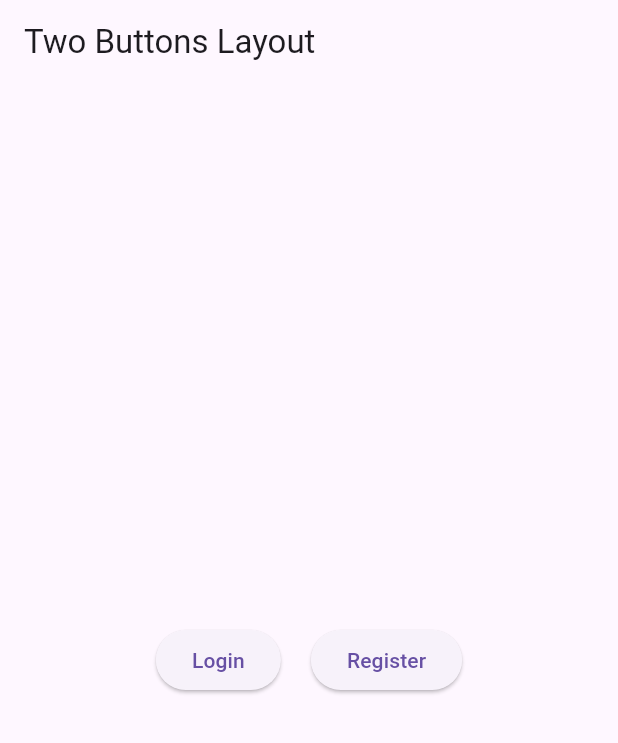
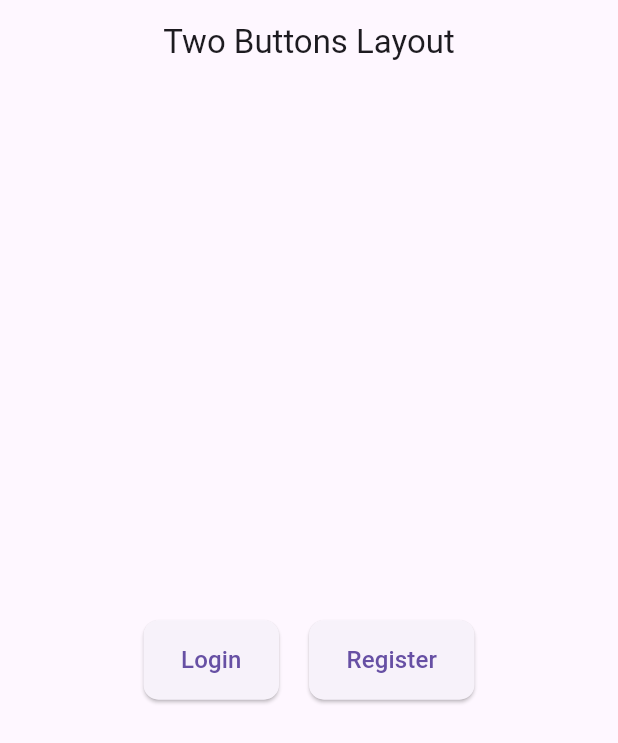
Before and after one commit to PragyaDubey12/login_screen_app, a Flutter app: the screen it shows after launch, on a phone screen of 412 x 824 dp. Shown: the top 743 px of the screen. Run offline on Flutter 3.47's test engine with Material 3 defaults, Android fonts, the phone set to English and light mode, and no system bars.

Commit message:
Initial commit

```diff
--- a/lib/main.dart
+++ b/lib/main.dart
@@ -7,10 +7,7 @@ void main() {
 class MyApp extends StatelessWidget {
   @override
   Widget build(BuildContext context) {
-    return MaterialApp(
-      debugShowCheckedModeBanner: false,
-      home: HomeScreen(),
-    );
+    return MaterialApp(debugShowCheckedModeBanner: false, home: HomeScreen());
   }
 }
 
@@ -20,6 +17,7 @@ class HomeScreen extends StatelessWidget {
     return Scaffold(
       appBar: AppBar(
         title: Text("Two Buttons Layout"),
+        centerTitle: true, // small change
       ),
       body: Center(
         child: Container(
@@ -31,16 +29,28 @@ class HomeScreen extends StatelessWidget {
                 onPressed: () {
                   print("Login button pressed");
                 },
-                child: Text("Login"),
+                style: ElevatedButton.styleFrom(
+                  padding: EdgeInsets.symmetric(horizontal: 25, vertical: 15),
+                  shape: RoundedRectangleBorder(
+                    borderRadius: BorderRadius.circular(10),
+                  ),
+                ),
+                child: Text("Login", style: TextStyle(fontSize: 16)),
               ),
 
-              SizedBox(width: 20), // Space between buttons
+              SizedBox(width: 20),
 
               ElevatedButton(
                 onPressed: () {
                   print("Register button pressed");
                 },
-                child: Text("Register"),
+                style: ElevatedButton.styleFrom(
+                  padding: EdgeInsets.symmetric(horizontal: 25, vertical: 15),
+                  shape: RoundedRectangleBorder(
+                    borderRadius: BorderRadius.circular(10),
+                  ),
+                ),
+                child: Text("Register", style: TextStyle(fontSize: 16)),
               ),
             ],
           ),
```
